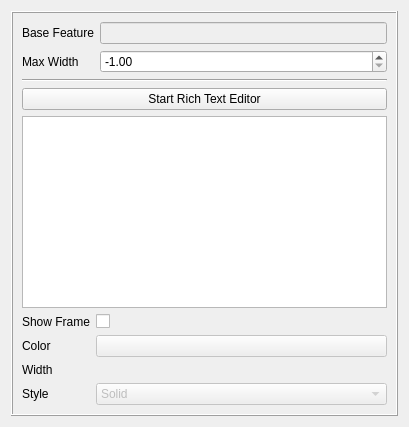
Before: the Qt Designer form src/Mod/TechDraw/Gui/TaskRichAnno.ui in berndhahnebach/All_FreeCAD, drawn with Qt 5.
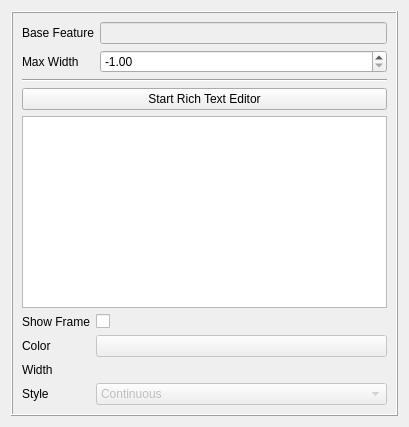
After: the same form once the commit is applied. Icons and pictures are not drawn. Custom widgets are drawn as their Qt base class.

Commit message: [TD]use "continuous" for solid lines

The edit to the form file:
```diff
--- a/src/Mod/TechDraw/Gui/TaskRichAnno.ui
+++ b/src/Mod/TechDraw/Gui/TaskRichAnno.ui
@@ -201,7 +201,7 @@
           </item>
           <item>
            <property name="text">
-            <string>Solid</string>
+            <string>Continuous</string>
            </property>
           </item>
           <item>
```
The commit also changes 4 other files.
